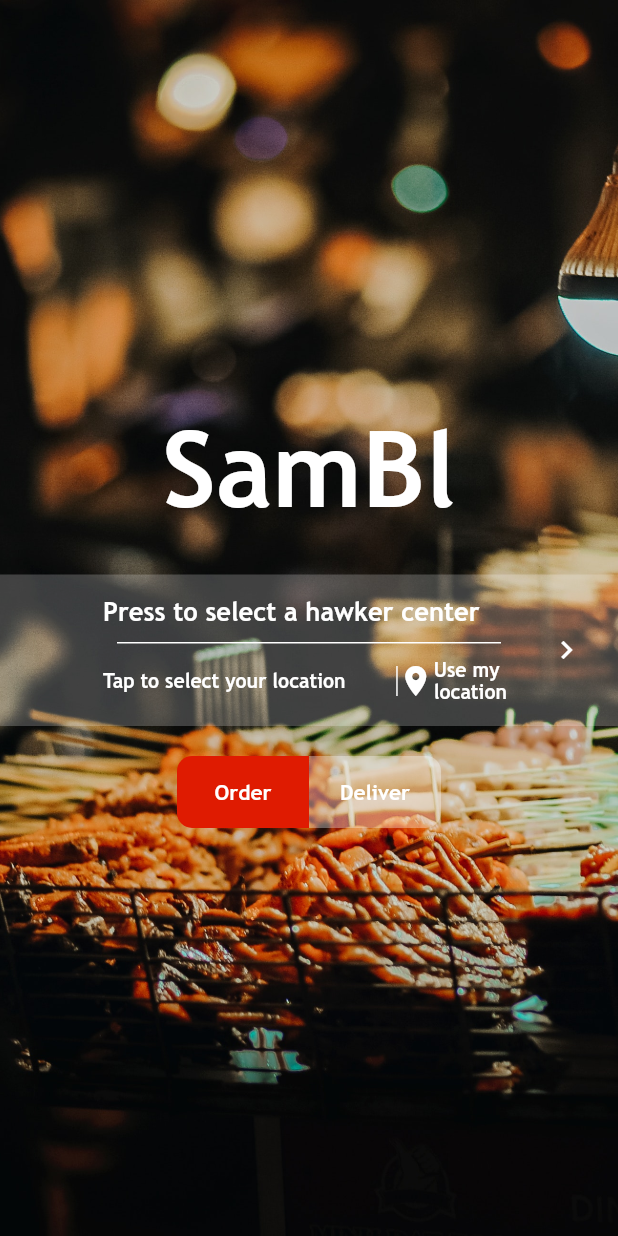
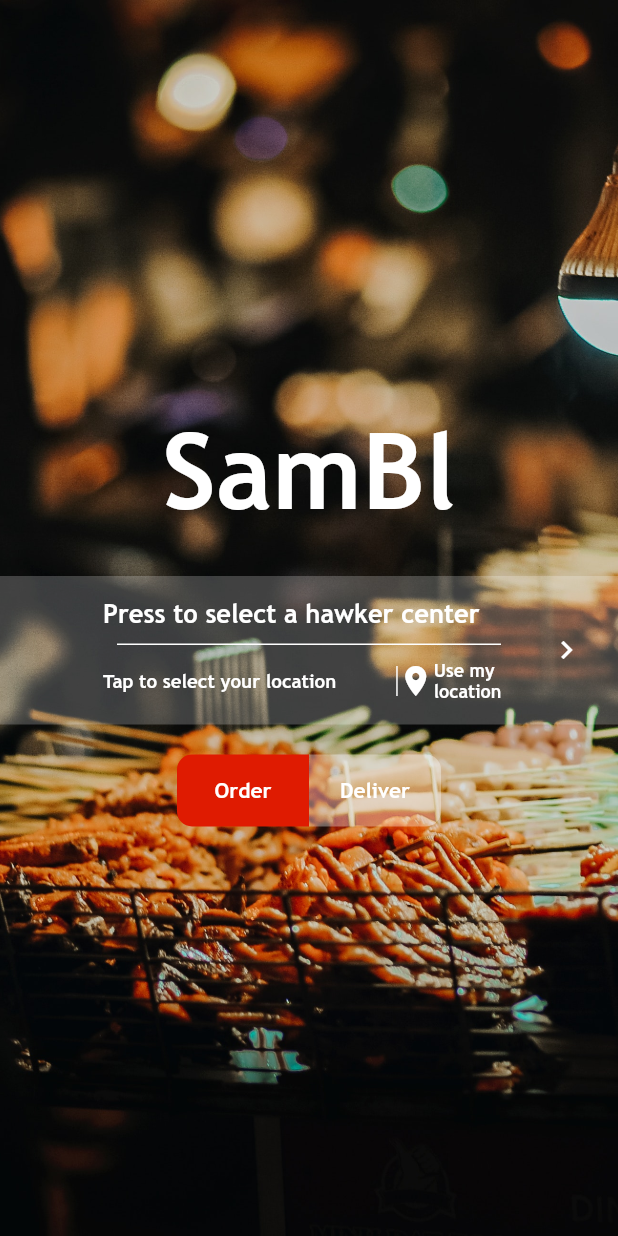
Before and after one commit to jackedelic/sambl, a Flutter app: the HomePage screen opened by its route, on a phone screen of 412 x 824 dp. Run offline on Flutter 3.47's test engine with Material 2 defaults, Android fonts, the phone set to English and light mode, and no system bars; our stand-ins replace cloud_firestore, cloud_functions, firebase_auth, firebase_messaging, flutter_redux, google_sign_in and 3 more; missing offline and left inert: flutter_webview_plugin, geocoder, haversine, map_view; accounts and stored records are empty; statements that could not run were skipped.

Commit message:
sorry its this one

```diff
--- a/lib/widgets/pages/home_page/order_layout.dart
+++ b/lib/widgets/pages/home_page/order_layout.dart
@@ -179,7 +179,7 @@ center you want to order from? ''',
                           },
                           child: new Text("${geoPoint == null ? 'Tap to select your location' : '${geoPoint.latitude.toStringAsFixed(4)}E    ${geoPoint.longitude.toStringAsFixed(4)}N'}",
                               style: new TextStyle(
-                                  fontSize: 13.0,
+                                  fontSize: 12.5,
                                   fontWeight: FontWeight.bold,
                                 color: Colors.white
                               )
@@ -209,7 +209,7 @@ center you want to order from? ''',
                                 child: new Text("Use my location",
                                   style: new TextStyle(
                                     color: Colors.white,
-                                    fontSize: 13.0
+                                    fontSize: 12.0
                                   ),
                                 ),
                               )
```
